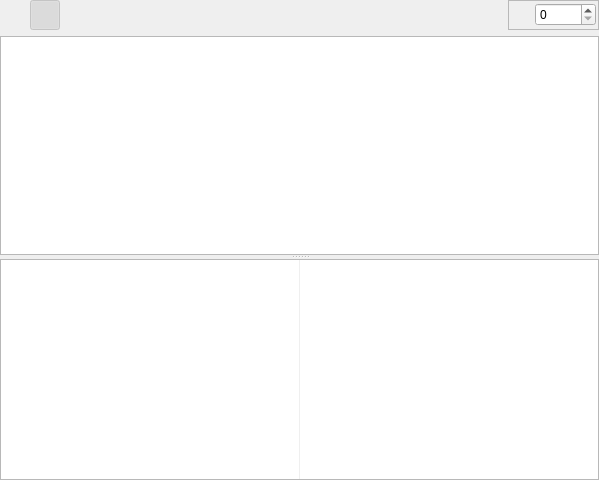
First picture: the form in src/fileview.ui, repository tibirna/qgit, before the edit.
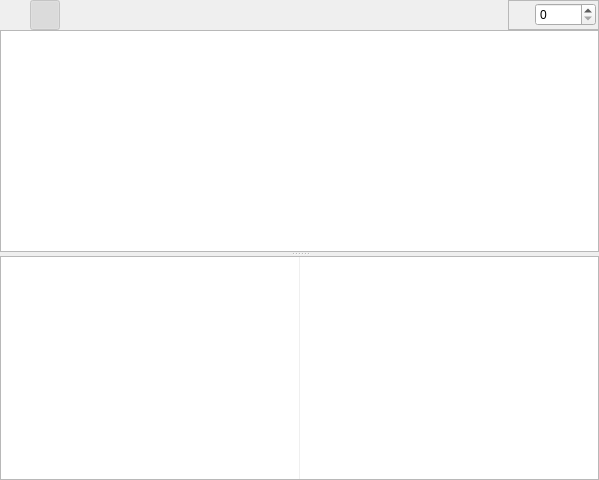
Second picture: the form after the edit. Icons and pictures are not drawn. Custom widgets are drawn as their Qt base class.

Commit message: remove empty space below button bar in file view

Patch:
```diff
--- a/src/fileview.ui
+++ b/src/fileview.ui
@@ -31,7 +31,7 @@
    <item>
     <layout class="QVBoxLayout" >
      <property name="spacing" >
-      <number>6</number>
+      <number>0</number>
      </property>
      <property name="leftMargin" >
       <number>0</number>
```
